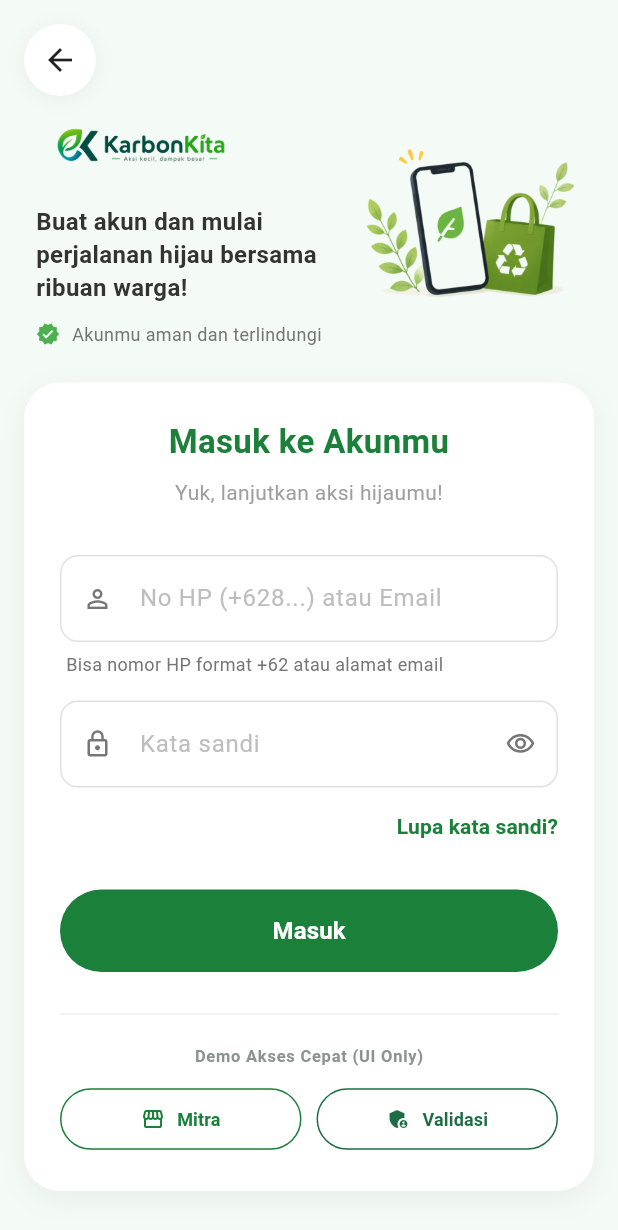
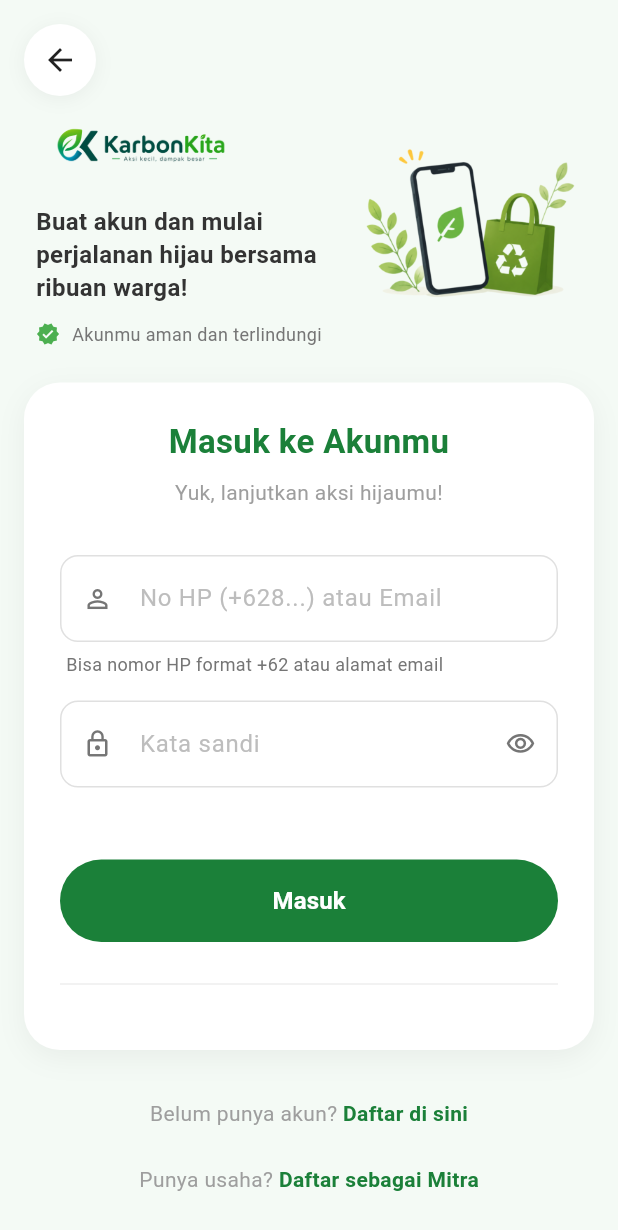
Before and after one commit to Randi-95/KarbonKitaApp, a Flutter app: the LoginScreen screen opened directly, on a phone screen of 412 x 824 dp. Shown: the top 1230 px of the screen. Run offline on Flutter 3.47's test engine with Material 3 defaults, Android fonts, the phone set to English and light mode, and no system bars; our stand-ins replace animated_bottom_navigation_bar, camera, connectivity_plus, dio, flutter_bloc, flutter_map and 7 more; missing offline and left inert: mobile_scanner; accounts and stored records are empty.

Commit message:
feat: bersihkan login, hapus tombol demo + lupa kata sandi

```diff
--- a/KarbonKitaFrontend/lib/ui/screens/login_screen.dart
+++ b/KarbonKitaFrontend/lib/ui/screens/login_screen.dart
@@ -6,8 +6,6 @@ import '../../bloc/auth/auth_event.dart';
 import '../../bloc/auth/auth_state.dart';
 import 'register_screen.dart';
 import 'mitra_register_screen.dart';
-import 'merchant_dashboard_screen.dart';
-import 'admin_validation_screen.dart';
 
 class LoginScreen extends StatefulWidget {
   const LoginScreen({super.key});
@@ -290,30 +288,6 @@ class _LoginScreenState extends State<LoginScreen> {
                         },
                       ),
                       const SizedBox(height: 16),
-
-                      // Forgot Password (token permanen sampai logout,
-                      // jadi tidak ada lagi checkbox "Ingat saya")
-                      Align(
-                        alignment: Alignment.centerRight,
-                        child: TextButton(
-                          style: TextButton.styleFrom(
-                            minimumSize: Size.zero,
-                            padding: EdgeInsets.zero,
-                            tapTargetSize: MaterialTapTargetSize.shrinkWrap,
-                          ),
-                          onPressed: () {
-                            // Lupa kata sandi action
-                          },
-                          child: const Text(
-                            'Lupa kata sandi?',
-                            style: TextStyle(
-                              fontSize: 14,
-                              color: Color(0xFF1B8039),
-                              fontWeight: FontWeight.w600,
-                            ),
-                          ),
-                        ),
-                      ),
                       const SizedBox(height: 32),
 
                       // Submit Button
@@ -354,80 +328,6 @@ class _LoginScreenState extends State<LoginScreen> {
                       const SizedBox(height: 20),
                       Divider(color: Colors.grey.shade200, thickness: 1),
                       const SizedBox(height: 12),
-                      Center(
-                        child: Text(
-                          'Demo Akses Cepat (UI Only)',
-                          style: TextStyle(
-                            fontSize: 11,
-                            color: Color(0xFF8A938F),
-                            fontWeight: FontWeight.w600,
-                            letterSpacing: 0.5,
-                          ),
-                        ),
-                      ),
-                      const SizedBox(height: 10),
-                      Row(
-                        children: [
-                          Expanded(
-                            child: OutlinedButton.icon(
-                              onPressed: () {
-                                Navigator.push(
-                                  context,
-                                  MaterialPageRoute(
-                                    builder: (_) =>
-                                        const MerchantDashboardScreen(),
-                                  ),
-                                );
-                              },
-                              icon: const Icon(Icons.storefront, size: 16),
-                              label: const Text(
-                                'Mitra',
-                                style: TextStyle(
-                                  fontSize: 12,
-                                  fontWeight: FontWeight.w700,
-                                ),
-                              ),
-                              style: OutlinedButton.styleFrom(
-                                foregroundColor: Color(0xFF1B8039),
-                                side: BorderSide(color: Color(0xFF1B8039)),
-                                padding: EdgeInsets.symmetric(vertical: 12),
-                                shape: StadiumBorder(),
-                              ),
-                            ),
-                          ),
-                          SizedBox(width: 10),
-                          Expanded(
-                            child: OutlinedButton.icon(
-                              onPressed: () {
-                                Navigator.push(
-                                  context,
-                                  MaterialPageRoute(
-                                    builder: (_) =>
-                                        const AdminValidationScreen(),
-                                  ),
-                                );
-                              },
-                              icon: const Icon(
-                                Icons.admin_panel_settings,
-                                size: 16,
-                              ),
-                              label: const Text(
-                                'Validasi',
-                                style: TextStyle(
-                                  fontSize: 12,
-                                  fontWeight: FontWeight.w700,
-                                ),
-                              ),
-                              style: OutlinedButton.styleFrom(
-                                foregroundColor: Color(0xFF1E6C46),
-                                side: BorderSide(color: Color(0xFF1E6C46)),
-                                padding: EdgeInsets.symmetric(vertical: 12),
-                                shape: StadiumBorder(),
-                              ),
-                            ),
-                          ),
-                        ],
-                      ),
                     ],
                   ),
                 ),
```
